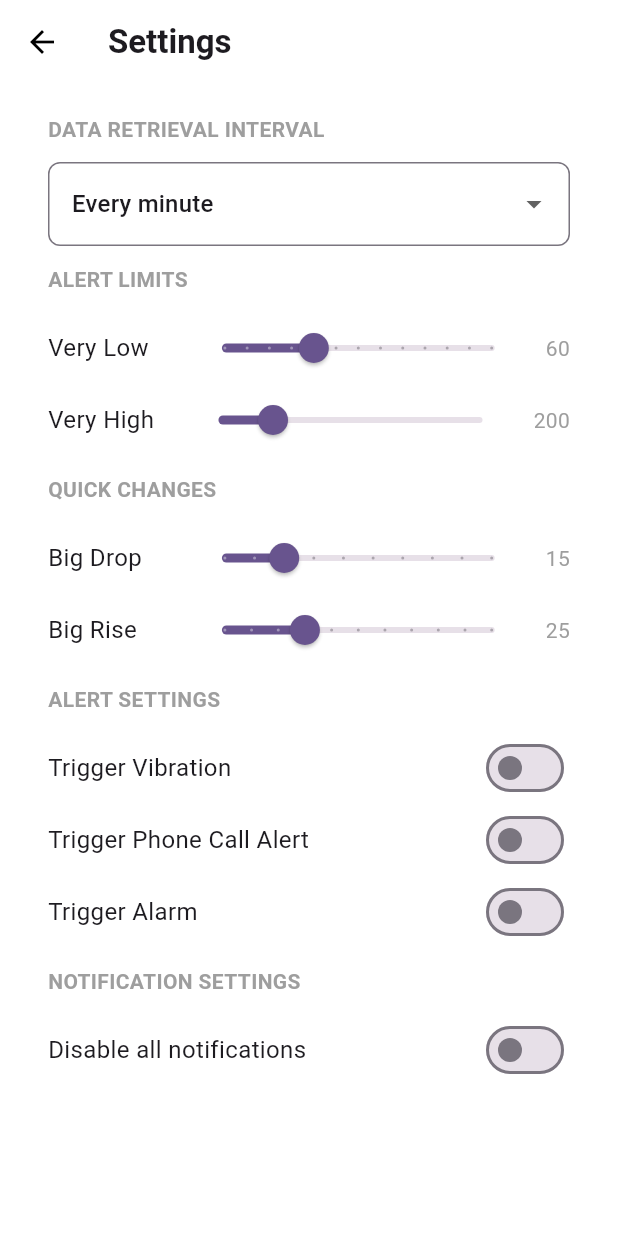
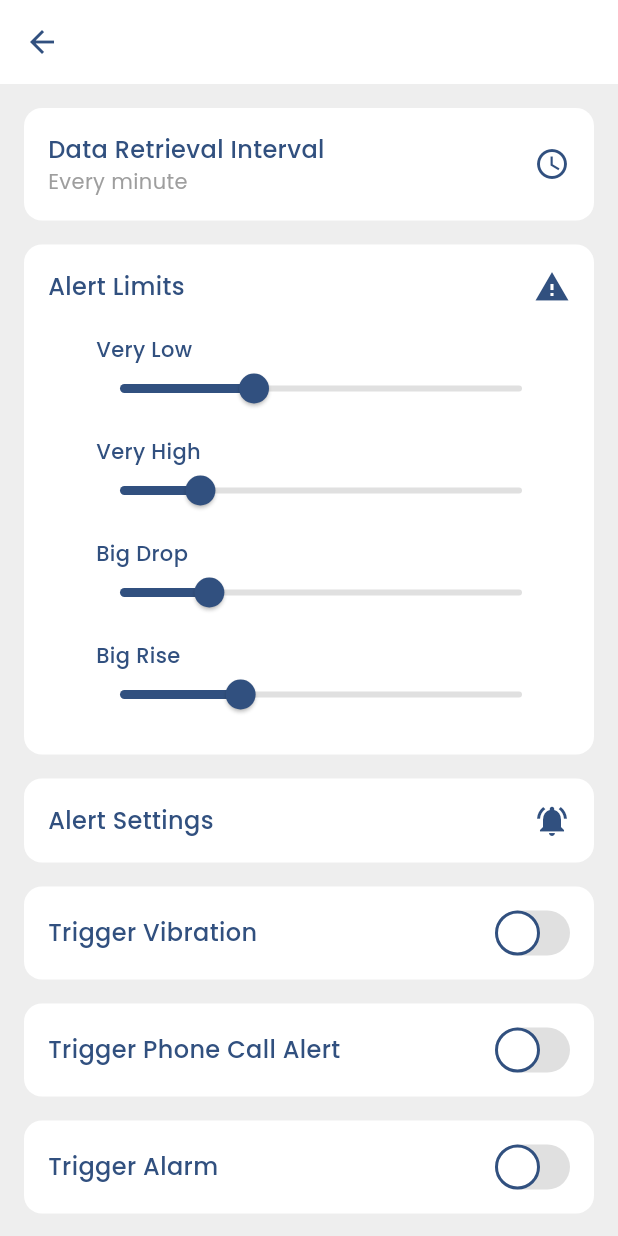
Before and after one commit to jingjingyang0803/GluMon, a Flutter app: the SettingsPage screen opened directly, on a phone screen of 412 x 824 dp. Run offline on Flutter 3.47's test engine with Material 3 defaults, Android fonts, the phone set to English and light mode, and no system bars; our stand-ins replace fl_chart, google_fonts.

Commit message:
Improve settings page to modern style

```diff
--- a/lib/screens/settings_page.dart
+++ b/lib/screens/settings_page.dart
@@ -1,4 +1,7 @@
 import 'package:flutter/material.dart';
+import 'package:google_fonts/google_fonts.dart';
+
+import '../utils/color_utils.dart';
 
 class SettingsPage extends StatefulWidget {
   const SettingsPage({super.key});
@@ -25,155 +28,193 @@ class SettingsPageState extends State<SettingsPage> {
   @override
   Widget build(BuildContext context) {
     return Scaffold(
-      backgroundColor: Colors.white,
+      backgroundColor: Colors.grey[200],
       appBar: AppBar(
-        title: Text('Settings', style: TextStyle(fontWeight: FontWeight.bold)),
+        title: Text('',
+            style: GoogleFonts.poppins(
+                fontWeight: FontWeight.bold,
+                fontSize: 20,
+                color: primaryTextColor)),
         backgroundColor: Colors.white,
         elevation: 0,
-        iconTheme: IconThemeData(color: Colors.black),
+        iconTheme: IconThemeData(color: primaryTextColor),
       ),
       body: SingleChildScrollView(
         padding: EdgeInsets.symmetric(horizontal: 16.0, vertical: 8),
         child: Column(
-          crossAxisAlignment: CrossAxisAlignment.start,
           children: [
-            _buildSectionTitle("DATA RETRIEVAL INTERVAL"),
-            Padding(
-              padding: EdgeInsets.symmetric(horizontal: 16.0),
-              child: DropdownButtonFormField<String>(
-                value: selectedInterval,
-                onChanged: (String? newValue) {
-                  if (newValue != null) {
-                    setState(() => selectedInterval = newValue);
-                  }
-                },
-                decoration: InputDecoration(
-                  border: OutlineInputBorder(
-                      borderRadius: BorderRadius.circular(8)),
-                ),
-                items: [
-                  DropdownMenuItem(
-                      value: 'Every minute', child: Text('Every minute')),
-                  DropdownMenuItem(
-                      value: 'Every five minutes',
-                      child: Text('Every five minutes')),
-                  DropdownMenuItem(
-                      value: 'Custom', child: Text('Custom Interval')),
-                ],
-              ),
-            ),
-            if (selectedInterval == 'Custom')
-              Padding(
-                padding: EdgeInsets.symmetric(horizontal: 16, vertical: 8),
-                child: TextField(
-                  controller: customIntervalController,
-                  keyboardType: TextInputType.number,
-                  decoration: InputDecoration(
-                    labelText: 'Enter interval in minutes',
-                    border: OutlineInputBorder(
-                        borderRadius: BorderRadius.circular(8)),
-                  ),
-                ),
-              ),
-            _buildSectionTitle("ALERT LIMITS"),
-            _buildSliderRow("Very Low", veryLow, 40, 100,
-                (value) => setState(() => veryLow = value)),
-            _buildSliderRow("Very High", veryHigh, 150, 400,
-                (value) => setState(() => veryHigh = value)),
-            _buildSectionTitle("QUICK CHANGES"),
-            _buildSliderRow("Big Drop", bigDrop, 5, 50,
-                (value) => setState(() => bigDrop = value)),
-            _buildSliderRow("Big Rise", bigRise, 10, 60,
-                (value) => setState(() => bigRise = value)),
-            _buildSectionTitle("ALERT SETTINGS"),
-            _buildSwitchTile("Trigger Vibration", enableVibration,
-                (value) => setState(() => enableVibration = value)),
-            _buildSwitchTile("Trigger Phone Call Alert", enableCallAlert,
-                (value) => setState(() => enableCallAlert = value)),
-            _buildSwitchTile("Trigger Alarm", enableAlarm,
-                (value) => setState(() => enableAlarm = value)),
-            _buildSectionTitle("NOTIFICATION SETTINGS"),
-            _buildSwitchTile("Disable all notifications", muteNotifications,
-                (value) => setState(() => muteNotifications = value)),
-            if (muteNotifications)
-              Padding(
-                padding: EdgeInsets.symmetric(horizontal: 16.0),
-                child: DropdownButtonFormField<Duration>(
-                  value: muteDuration,
-                  onChanged: (Duration? newValue) {
-                    if (newValue != null) {
-                      setState(() => muteDuration = newValue);
-                    }
-                  },
-                  decoration: InputDecoration(
-                    border: OutlineInputBorder(
-                        borderRadius: BorderRadius.circular(8)),
-                  ),
-                  items: [
-                    DropdownMenuItem(
-                        value: Duration(minutes: 30),
-                        child: Text('30 minutes')),
-                    DropdownMenuItem(
-                        value: Duration(hours: 1), child: Text('1 hour')),
-                    DropdownMenuItem(
-                        value: Duration(hours: 2), child: Text('2 hours')),
-                  ],
-                ),
-              ),
+            _buildSettingTile(
+                "Data Retrieval Interval", selectedInterval, Icons.access_time),
+            _buildAlertLimitsTile(),
+            _buildSettingTile("Alert Settings", "", Icons.notifications_active),
+            _buildToggleTile("Trigger Vibration", enableVibration,
+                (val) => setState(() => enableVibration = val)),
+            _buildToggleTile("Trigger Phone Call Alert", enableCallAlert,
+                (val) => setState(() => enableCallAlert = val)),
+            _buildToggleTile("Trigger Alarm", enableAlarm,
+                (val) => setState(() => enableAlarm = val)),
+            _buildToggleTile("Disable all notifications", muteNotifications,
+                (val) => setState(() => muteNotifications = val)),
+            SizedBox(height: 20),
           ],
         ),
       ),
     );
   }
 
-  Widget _buildSectionTitle(String title) {
-    return Padding(
-      padding: const EdgeInsets.symmetric(vertical: 12.0, horizontal: 16.0),
-      child: Text(
-        title.toUpperCase(),
-        style: TextStyle(
-            fontSize: 14, fontWeight: FontWeight.bold, color: Colors.grey),
+  Widget _buildAlertLimitsTile() {
+    return Container(
+      margin: EdgeInsets.symmetric(vertical: 8.0),
+      padding: EdgeInsets.all(16.0),
+      decoration: BoxDecoration(
+        color: Colors.white,
+        borderRadius: BorderRadius.circular(12),
       ),
-    );
-  }
-
-  Widget _buildSliderRow(String title, double value, double min, double max,
-      Function(double) onChanged) {
-    return Padding(
-      padding: EdgeInsets.symmetric(vertical: 0, horizontal: 16),
-      child: Row(
-        mainAxisAlignment: MainAxisAlignment.spaceBetween,
+      child: Column(
+        crossAxisAlignment: CrossAxisAlignment.start,
         children: [
-          Expanded(
-            flex: 2,
-            child: Text(title, style: TextStyle(fontSize: 16)),
+          Row(
+            mainAxisAlignment: MainAxisAlignment.spaceBetween,
+            children: [
+              Text(
+                "Alert Limits",
+                style: GoogleFonts.poppins(
+                    fontSize: 16,
+                    fontWeight: FontWeight.w500,
+                    color: primaryTextColor),
+              ),
+              Icon(Icons.warning, color: primaryTextColor),
+            ],
           ),
-          Expanded(
-            flex: 5,
-            child: Slider(
-              value: value,
-              min: min,
-              max: max,
-              divisions: ((max - min) / 5).toInt(),
-              label: value.toInt().toString(),
-              onChanged: onChanged,
-            ),
-          ),
-          SizedBox(width: 10),
-          Text(value.toInt().toString(), style: TextStyle(color: Colors.grey)),
+          SizedBox(height: 12),
+          _buildIndentedSliderTile("Very Low", veryLow, 40, 100,
+              (val) => setState(() => veryLow = val)),
+          _buildIndentedSliderTile("Very High", veryHigh, 150, 400,
+              (val) => setState(() => veryHigh = val)),
+          _buildIndentedSliderTile("Big Drop", bigDrop, 5, 50,
+              (val) => setState(() => bigDrop = val)),
+          _buildIndentedSliderTile("Big Rise", bigRise, 10, 60,
+              (val) => setState(() => bigRise = val)),
         ],
       ),
     );
   }
 
-  Widget _buildSwitchTile(String title, bool value, Function(bool) onChanged) {
+  Widget _buildSettingTile(String title, String subtitle, IconData icon) {
     return Container(
-      padding: EdgeInsets.symmetric(vertical: 0, horizontal: 16),
+      margin: EdgeInsets.symmetric(vertical: 8.0),
+      padding: EdgeInsets.symmetric(vertical: 16.0, horizontal: 16.0),
+      decoration: BoxDecoration(
+        color: Colors.white,
+        borderRadius: BorderRadius.circular(12),
+      ),
       child: Row(
         mainAxisAlignment: MainAxisAlignment.spaceBetween,
         children: [
-          Text(title, style: TextStyle(fontSize: 16)),
-          Switch(value: value, onChanged: onChanged),
+          Column(
+            crossAxisAlignment: CrossAxisAlignment.start,
+            children: [
+              Text(title,
+                  style: GoogleFonts.poppins(
+                      fontSize: 16,
+                      fontWeight: FontWeight.w500,
+                      color: primaryTextColor)),
+              if (subtitle.isNotEmpty)
+                Text(subtitle,
+                    style:
+                        GoogleFonts.poppins(fontSize: 14, color: Colors.grey)),
+            ],
+          ),
+          Icon(icon, color: primaryTextColor),
+        ],
+      ),
+    );
+  }
+
+  Widget _buildToggleTile(String title, bool value, Function(bool) onChanged) {
+    return Container(
+      margin: EdgeInsets.symmetric(vertical: 8.0),
+      padding: EdgeInsets.symmetric(vertical: 16.0, horizontal: 16.0),
+      decoration: BoxDecoration(
+        color: Colors.white,
+        borderRadius: BorderRadius.circular(12),
+      ),
+      child: Row(
+        mainAxisAlignment: MainAxisAlignment.spaceBetween,
+        children: [
+          Text(title,
+              style: GoogleFonts.poppins(
+                  fontSize: 16,
+                  fontWeight: FontWeight.w500,
+                  color: primaryTextColor)),
+          Container(
+            decoration: BoxDecoration(
+              color: value ? primaryTextColor : Colors.grey[300],
+              borderRadius: BorderRadius.circular(20),
+            ),
+            width: 50,
+            height: 30,
+            child: Stack(
+              alignment: Alignment.center,
+              children: [
+                Positioned(
+                  left: value ? 20 : 0,
+                  child: GestureDetector(
+                    onTap: () => onChanged(!value),
+                    child: AnimatedContainer(
+                      duration: Duration(milliseconds: 200),
+                      width: 30,
+                      height: 30,
+                      decoration: BoxDecoration(
+                        shape: BoxShape.circle,
+                        color: Colors.white,
+                        border: Border.all(color: primaryTextColor, width: 2),
+                      ),
+                      child: value
+                          ? Icon(Icons.check, color: primaryTextColor, size: 18)
+                          : Container(),
+                    ),
+                  ),
+                ),
+              ],
+            ),
+          ),
+        ],
+      ),
+    );
+  }
+
+  Widget _buildIndentedSliderTile(String title, double value, double min,
+      double max, Function(double) onChanged) {
+    return Padding(
+      padding: EdgeInsets.only(left: 32.0, right: 16.0, top: 8.0, bottom: 8.0),
+      child: Column(
+        crossAxisAlignment: CrossAxisAlignment.start,
+        children: [
+          Text(title,
+              style: GoogleFonts.poppins(
+                  fontSize: 14,
+                  fontWeight: FontWeight.w500,
+                  color: primaryTextColor)),
+          SliderTheme(
+            data: SliderTheme.of(context).copyWith(
+              trackHeight: 4.0,
+              thumbShape: RoundSliderThumbShape(enabledThumbRadius: 10.0),
+              overlayShape: RoundSliderOverlayShape(overlayRadius: 16.0),
+              activeTrackColor: primaryTextColor,
+              inactiveTrackColor: Colors.grey[300],
+              thumbColor: primaryTextColor,
+              overlayColor: Colors.blue.withAlpha(20),
+              tickMarkShape: null, // Remove tick marks
+            ),
+            child: Slider(
+              value: value,
+              min: min,
+              max: max,
+              label: value.toInt().toString(),
+              onChanged: onChanged,
+            ),
+          ),
         ],
       ),
     );
--- a/lib/utils/color_utils.dart
+++ b/lib/utils/color_utils.dart
@@ -4,3 +4,5 @@ final Color primaryBlack = Color(0xFF00072D); // Orange
 
 final Color primaryBlue = Color(0xFF3750B5); // Blue
 final Color primaryOrange = Color(0xFFEA7951); // Orange
+
+final Color primaryTextColor = Color(0xFF31507F); // Orange
--- a/pubspec.yaml
+++ b/pubspec.yaml
@@ -36,6 +36,7 @@ dependencies:
   cupertino_icons: ^1.0.8
   fl_chart: ^0.70.2
   intl: ^0.20.1
+  google_fonts: ^6.2.1
 
 dev_dependencies:
   flutter_test:
```
Also changed, not shown: pubspec.lock, 3 other files.
